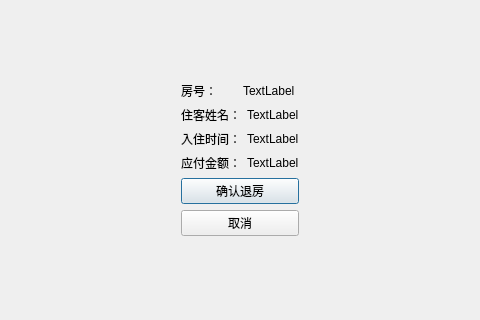
First picture: the form in HotelSystem/checkoutdialog.ui, repository Floraluke/Qt_github, before the edit; both pictures show x 145 to 625 and y 162 to 482 of the 770 by 641 pixel window.
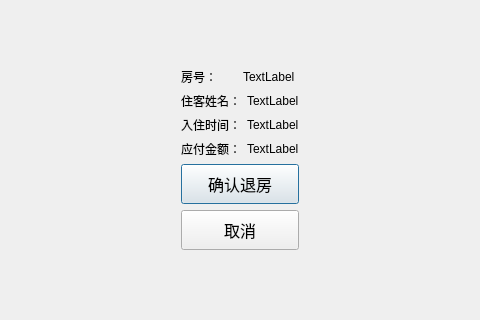
Second picture: the form after the edit.

What changed in the file:
```diff
--- a/HotelSystem/checkoutdialog.ui
+++ b/HotelSystem/checkoutdialog.ui
@@ -122,6 +122,17 @@
       <layout class="QVBoxLayout" name="verticalLayout_2">
        <item>
         <widget class="QPushButton" name="btnSettle">
+         <property name="minimumSize">
+          <size>
+           <width>0</width>
+           <height>40</height>
+          </size>
+         </property>
+         <property name="font">
+          <font>
+           <pointsize>12</pointsize>
+          </font>
+         </property>
          <property name="text">
           <string>确认退房</string>
          </property>
@@ -129,6 +140,17 @@
        </item>
        <item>
         <widget class="QPushButton" name="btnCancel">
+         <property name="minimumSize">
+          <size>
+           <width>0</width>
+           <height>40</height>
+          </size>
+         </property>
+         <property name="font">
+          <font>
+           <pointsize>12</pointsize>
+          </font>
+         </property>
          <property name="text">
           <string>取消</string>
          </property>
```
